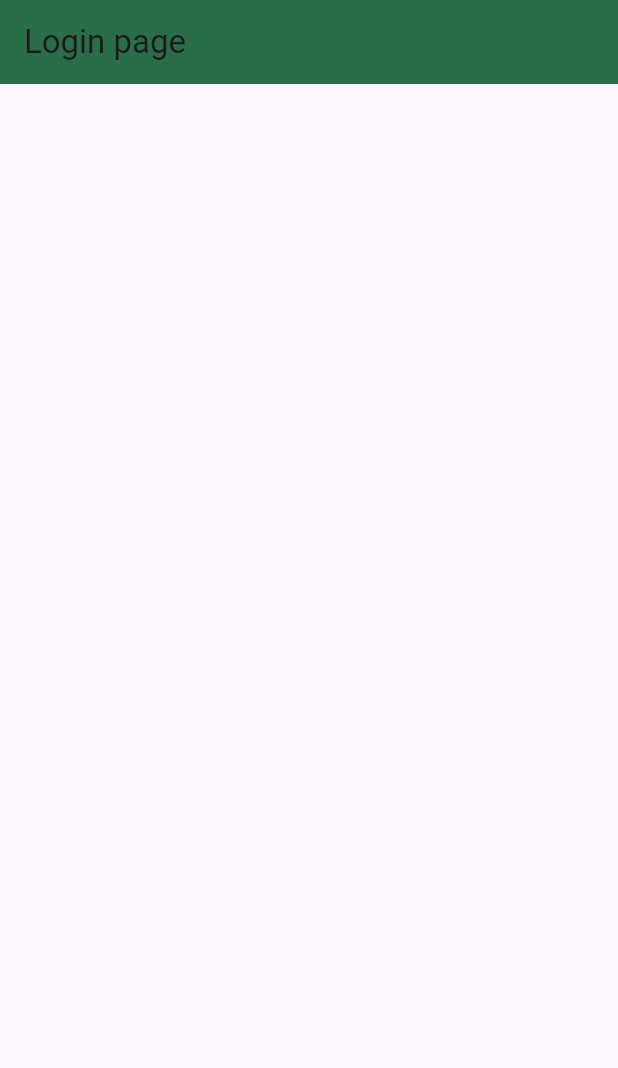
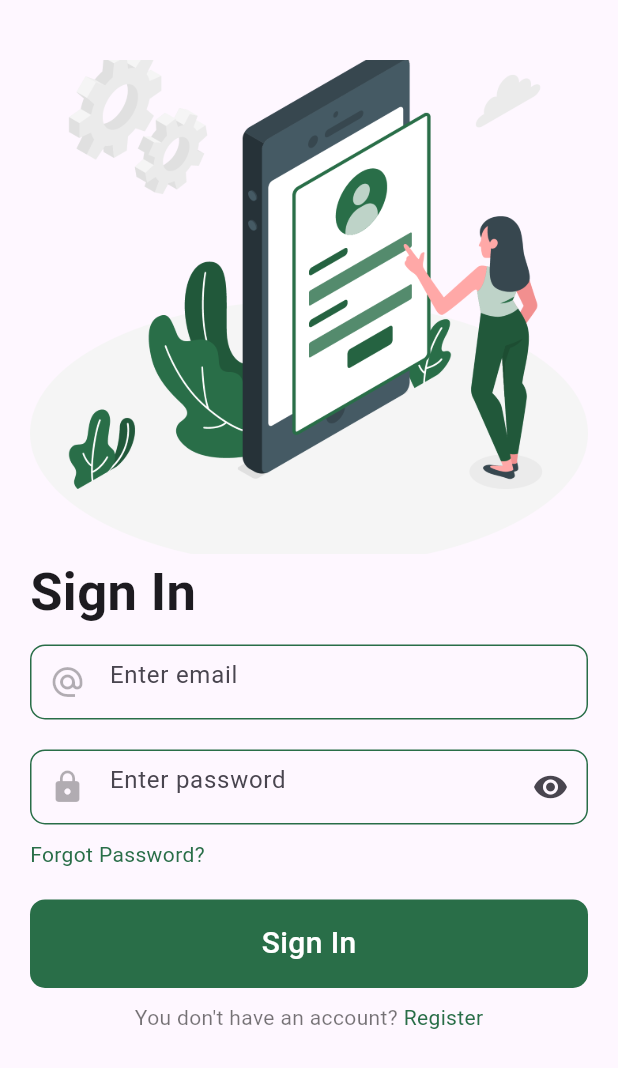
Before and after one commit to NDZwei/plant, a Flutter app: the Login screen opened directly, on a phone screen of 412 x 824 dp. Shown: the top 1068 px of the screen. Run offline on Flutter 3.47's test engine with Material 3 defaults, Android fonts, the phone set to English and light mode, and no system bars; our stand-ins replace animated_bottom_navigation_bar, page_transition.

Commit message:
Login, Sign in, Register

```diff
--- a/client-app/plant_app/lib/ui/login_page.dart
+++ /dev/null
@@ -1,16 +0,0 @@
-import 'package:flutter/material.dart';
-import 'package:plant_app/constants.dart';
-
-class Login extends StatelessWidget {
-  const Login({super.key});
-
-  @override
-  Widget build(BuildContext context) {
-    return Scaffold(
-      appBar: AppBar(
-        title: const Text('Login page'),
-        backgroundColor: Constants.primaryColor,
-      ),
-    );
-  }
-}
--- a/client-app/plant_app/lib/ui/onboarding.dart
+++ b/client-app/plant_app/lib/ui/onboarding.dart
@@ -2,7 +2,7 @@ import 'package:flutter/material.dart';
 import 'package:plant_app/ui/root_page.dart';
 
 import '../constants.dart';
-import 'login_page.dart';
+import 'screens/auth/login_page.dart';
 
 class OnBoarding extends StatefulWidget {
   const OnBoarding({super.key});
@@ -27,7 +27,7 @@ class _OnBoardingState extends State<OnBoarding> {
             padding: const EdgeInsets.only(right: 20, top: 20),
             child: InkWell(
               onTap: () {
-                Navigator.pushReplacement(context, MaterialPageRoute(builder: (_) => const RootPage()));
+                Navigator.pushReplacement(context, MaterialPageRoute(builder: (_) => const Login()));
               },
               child: const Text(
                 'Skip',
@@ -88,7 +88,7 @@ class _OnBoardingState extends State<OnBoarding> {
                       }
                     } else {
                       Navigator.pushReplacement(context,
-                          MaterialPageRoute(builder: (_) => const Login()));
+                          MaterialPageRoute(builder: (_) => Login()));
                     }
                   });
                 },
--- /dev/null
+++ b/client-app/plant_app/lib/ui/screens/auth/login_page.dart
@@ -0,0 +1,151 @@
+import 'package:flutter/material.dart';
+import 'package:page_transition/page_transition.dart';
+import 'package:plant_app/ui/root_page.dart';
+import 'package:plant_app/ui/screens/auth/forgot_password.dart';
+import 'package:plant_app/ui/screens/auth/password_text_field.dart';
+import 'package:plant_app/ui/screens/auth/register.dart';
+import 'package:plant_app/ui/screens/widgets/custom_text_field.dart';
+
+import '../../../constants.dart';
+
+class Login extends StatelessWidget {
+  const Login({Key? key}) : super(key: key);
+
+  @override
+  Widget build(BuildContext context) {
+    Size size = MediaQuery.of(context).size;
+    return Scaffold(
+      body: Padding(
+        padding: const EdgeInsets.all(20),
+        child: SingleChildScrollView(
+          child: Column(
+            mainAxisAlignment: MainAxisAlignment.center,
+            crossAxisAlignment: CrossAxisAlignment.start,
+            children: [
+              SizedBox(height: 20,),
+              SizedBox(
+                height: size.height * 0.4,
+                width: size.width,
+                child: Image.asset(
+                  'assets/images/signin.png',
+                  fit: BoxFit.fitWidth,
+                ),
+              ),
+              const Text(
+                'Sign In',
+                style: TextStyle(
+                  fontSize: 35.0,
+                  fontWeight: FontWeight.w600,
+                ),
+              ),
+              const SizedBox(height: 10),
+              Container(
+                decoration: BoxDecoration(
+                  border: Border.all(
+                    color: Constants.primaryColor
+                  ),
+                  borderRadius: BorderRadius.circular(10),
+                ),
+                child: CustomTextField(
+                  obscureText: false,
+                  hintText: 'Enter email',
+                  icon: Icons.alternate_email,
+                ),
+              ),
+              const SizedBox(height: 20),
+              Container(
+                decoration: BoxDecoration(
+                  border: Border.all(
+                    color: Constants.primaryColor
+                  ),
+                  borderRadius: BorderRadius.circular(10),
+                ),
+                child: PasswordTextField(hintText: 'Enter password'),
+              ),
+              const SizedBox(height: 10),
+              GestureDetector(
+                onTap: () {
+                  Navigator.pushReplacement(
+                    context,
+                    PageTransition(
+                      child: ForgotPassword(),
+                      type: PageTransitionType.bottomToTop,
+                    ),
+                  );
+                },
+                child: Text(
+                  'Forgot Password?',
+                  style: TextStyle(
+                    color: Constants.primaryColor,
+                  ),
+                ),
+              ),
+              const SizedBox(height: 20),
+              GestureDetector(
+                onTap: () {
+                  Navigator.pushReplacement(
+                      context,
+                      PageTransition(
+                          child: const RootPage(),
+                          type: PageTransitionType.bottomToTop));
+                },
+                child: Container(
+                  width: size.width,
+                  decoration: BoxDecoration(
+                    color: Constants.primaryColor,
+                    borderRadius: BorderRadius.circular(10),
+                  ),
+                  padding:
+                  const EdgeInsets.symmetric(horizontal: 10, vertical: 15),
+                  child: const Center(
+                    child: Text(
+                      'Sign In',
+                      style: TextStyle(
+                        color: Colors.white,
+                        fontSize: 20,
+                        fontWeight: FontWeight.w500
+                      ),
+                    ),
+                  ),
+                ),
+              ),
+              const SizedBox(height: 10),
+              Align(
+                alignment: Alignment.centerRight,
+                child: GestureDetector(
+                  onTap: () {
+                    Navigator.pushReplacement(
+                      context,
+                      PageTransition(
+                        child: const Register(),
+                        type: PageTransitionType.bottomToTop,
+                      ),
+                    );
+                  },
+                  child: Center(
+                    child: Text.rich(
+                      TextSpan(children: [
+                        TextSpan(
+                          text: 'You don\'t have an account? ',
+                          style: TextStyle(
+                            color: Constants.blackColor,
+                          ),
+                        ),
+                        TextSpan(
+                          text: 'Register',
+                          style: TextStyle(
+                            color: Constants.primaryColor,
+                          ),
+                        ),
+                      ]),
+                    ),
+                  ),
+                ),
+              ),
+            ],
+          ),
+        ),
+      ),
+    );
+  }
+}
--- /dev/null
+++ b/client-app/plant_app/lib/ui/screens/auth/password_text_field.dart
@@ -0,0 +1,33 @@
+
+import 'package:flutter/material.dart';
+
+import '../widgets/custom_text_field.dart';
+
+class PasswordTextField extends StatefulWidget {
+  final String hintText;
+  const PasswordTextField({Key? key, required this.hintText}) : super(key: key);
+
+  @override
+  _PasswordTextFieldState createState() => _PasswordTextFieldState();
+}
+
+class _PasswordTextFieldState extends State<PasswordTextField> {
+  bool _obscureText = true;
+
+  @override
+  Widget build(BuildContext context) {
+    return CustomTextField(
+      obscureText: _obscureText,
+      hintText: widget.hintText,
+      icon: Icons.lock,
+      suffixIcon: IconButton(
+        onPressed: () {
+          setState(() {
+            _obscureText = !_obscureText;
+          });
+        },
+        icon: Icon(_obscureText ? Icons.visibility : Icons.visibility_off),
+      ),
+    );
+  }
+}
--- a/client-app/plant_app/lib/ui/screens/profile_page.dart
+++ b/client-app/plant_app/lib/ui/screens/profile_page.dart
@@ -1,5 +1,5 @@
 import 'package:flutter/material.dart';
-import 'package:plant_app/ui/login_page.dart';
+import 'package:plant_app/ui/screens/auth/login_page.dart';
 import 'package:plant_app/ui/screens/profile/location.dart';
 import 'package:plant_app/ui/screens/profile/my_profile.dart';
 import 'package:plant_app/ui/screens/profile/order_history.dart';
--- /dev/null
+++ b/client-app/plant_app/lib/ui/screens/widgets/custom_text_field.dart
@@ -0,0 +1,38 @@
+import 'package:flutter/material.dart';
+
+import '../../../constants.dart';
+
+class CustomTextField extends StatelessWidget {
+  final IconData icon;
+  final bool obscureText;
+  final String hintText;
+  final Widget? suffixIcon; // Thêm thuộc tính suffixIcon vào CustomTextField
+
+  const CustomTextField({
+    Key? key,
+    required this.icon,
+    required this.obscureText,
+    required this.hintText,
+    this.suffixIcon, // Cập nhật constructor để nhận suffixIcon
+  }) : super(key: key);
+
+  @override
+  Widget build(BuildContext context) {
+    return TextField(
+      obscureText: obscureText,
+      style: TextStyle(
+        color: Constants.blackColor,
+      ),
+      decoration: InputDecoration(
+        border: InputBorder.none,
+        prefixIcon: Icon(
+          icon,
+          color: Constants.blackColor.withOpacity(.3),
+        ),
+        hintText: hintText,
+        suffixIcon: suffixIcon, // Sử dụng thuộc tính suffixIcon
+      ),
+      cursorColor: Constants.blackColor.withOpacity(.5),
+    );
+  }
+}
```
Also changed, not shown: client-app/plant_app/lib/ui/screens/auth/forgot_password.dart (added, +105 -0 lines), client-app/plant_app/lib/ui/screens/auth/register.dart (added, +139 -0 lines).
